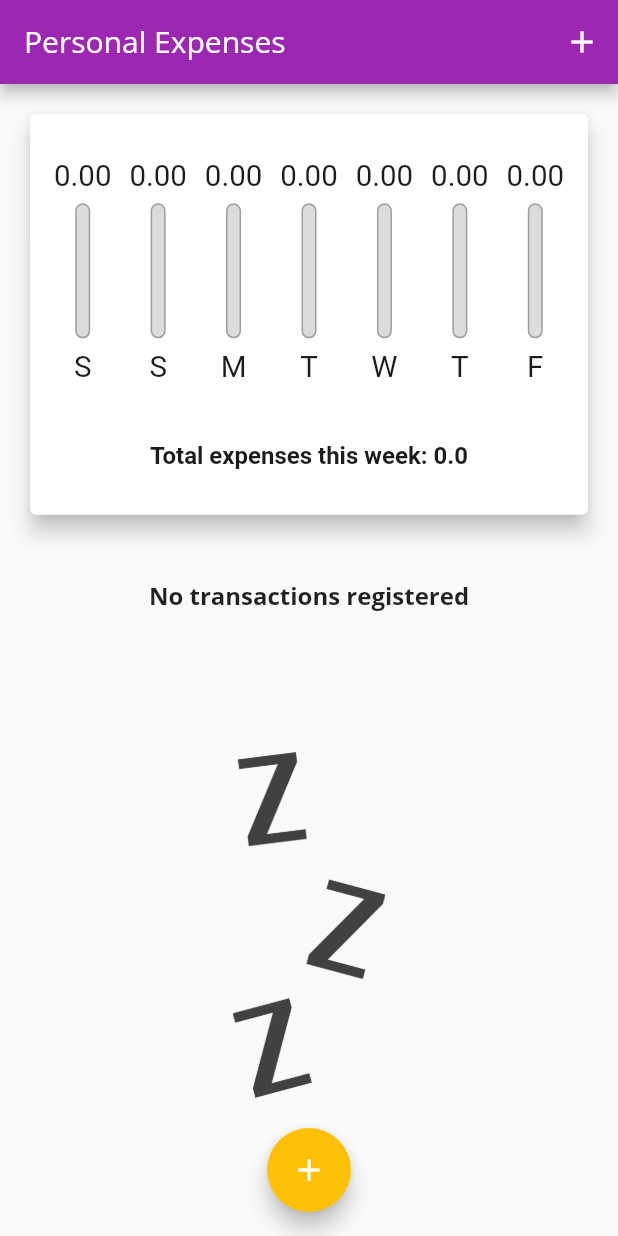
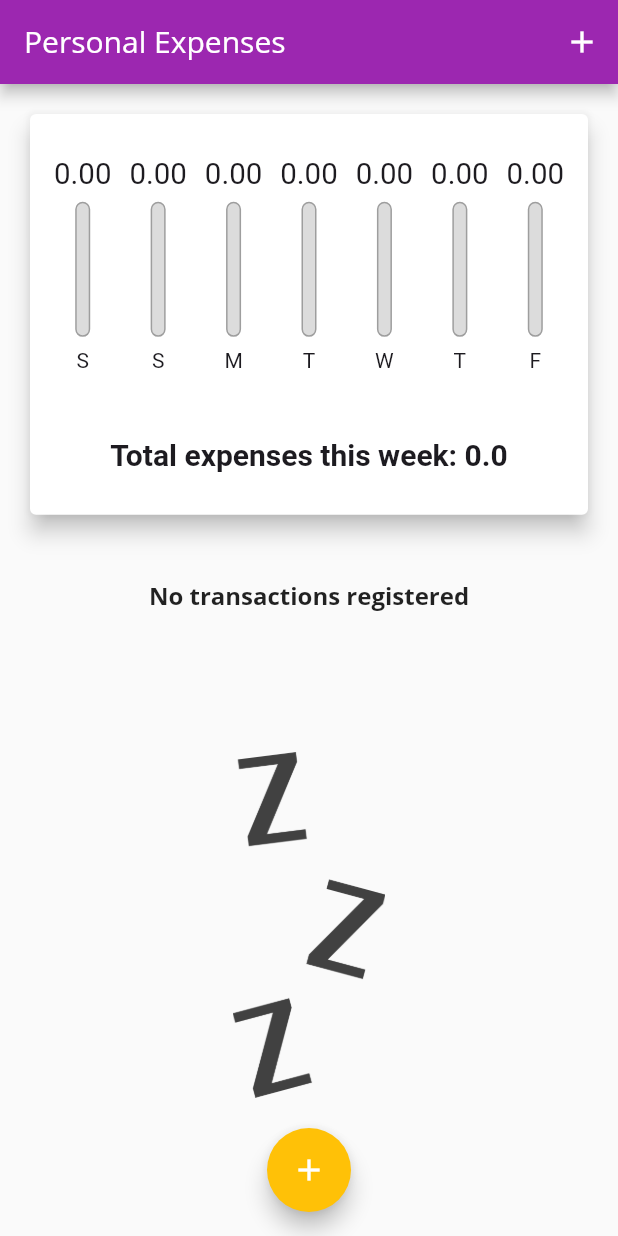
Before and after one commit to ArianeBeltrao/personal-expenses, a Flutter app: the screen it shows after launch, on a phone screen of 412 x 824 dp. Run offline on Flutter 3.47's test engine with Material 3 defaults, Android fonts, the phone set to English and light mode, and no system bars.

Commit message:
fix: adjusted some chart styles

```diff
--- a/lib/components/chart.dart
+++ b/lib/components/chart.dart
@@ -76,7 +76,7 @@ class Chart extends StatelessWidget {
               children: [
                 Text(
                   "Total expenses this week: $_weekTotalValue",
-                  style: TextStyle(fontSize: 16, fontWeight: FontWeight.bold),
+                  style: TextStyle(fontSize: 20, fontWeight: FontWeight.bold),
                 ),
               ],
             ),
--- a/lib/components/chart_bar.dart
+++ b/lib/components/chart_bar.dart
@@ -51,7 +51,7 @@ class ChartBar extends StatelessWidget {
             SizedBox(height: constraints.maxHeight * 0.05),
             SizedBox(
               height: constraints.maxHeight * 0.15,
-              child: FittedBox(child: Text(label)),
+              child: Text(label, style: TextStyle(fontSize: 14)),
             ),
           ],
         );
```
Also changed, not shown: lib/components/transaction_list.dart (+11 -3 lines), image-2.png (added), image-3.png (added), 1 other file.
